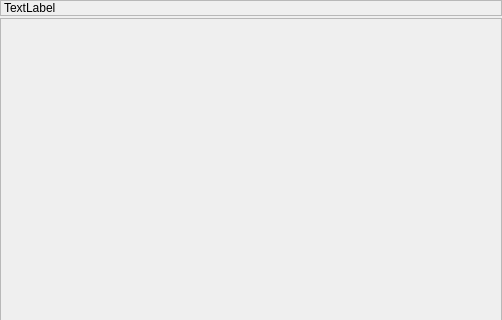
This is Viewer/src/PropertyEditor.ui in ecmwf/ecflow as Qt 5 draws it before an edit; both pictures show x 0 to 502 and y 0 to 320 of the 502 by 506 pixel window. The edited form follows.
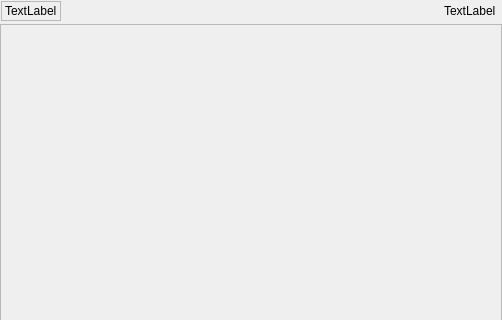
This is the edited form.

The edit to the form file:
```diff
--- a/Viewer/src/PropertyEditor.ui
+++ b/Viewer/src/PropertyEditor.ui
@@ -21,14 +21,15 @@
     <number>0</number>
    </property>
    <item>
-    <layout class="QHBoxLayout" name="horizontalLayout">
-     <property name="spacing">
-      <number>-1</number>
+    <widget class="QWidget" name="headerWidget_" native="true">
+     <layout class="QHBoxLayout" name="horizontalLayout_2">
+      <property name="margin">
+       <number>1</number>
      </property>
      <item>
       <widget class="QLabel" name="headerLabel_">
        <property name="autoFillBackground">
-        <bool>true</bool>
+         <bool>false</bool>
        </property>
        <property name="frameShape">
         <enum>QFrame::StyledPanel</enum>
@@ -41,7 +42,44 @@
        </property>
       </widget>
      </item>
-    </layout>
+      <item>
+       <spacer name="horizontalSpacer">
+        <property name="orientation">
+         <enum>Qt::Horizontal</enum>
+        </property>
+        <property name="sizeHint" stdset="0">
+         <size>
+          <width>40</width>
+          <height>20</height>
+         </size>
+        </property>
+       </spacer>
+      </item>
+      <item>
+       <widget class="QLabel" name="pixLabel_">
+        <property name="text">
+         <string>TextLabel</string>
+        </property>
+       </widget>
+      </item>
+      <item>
+       <spacer name="horizontalSpacer_2">
+        <property name="orientation">
+         <enum>Qt::Horizontal</enum>
+        </property>
+        <property name="sizeType">
+         <enum>QSizePolicy::Fixed</enum>
+        </property>
+        <property name="sizeHint" stdset="0">
+         <size>
+          <width>5</width>
+          <height>20</height>
+         </size>
+        </property>
+       </spacer>
+      </item>
+     </layout>
+    </widget>
    </item>
    <item>
     <widget class="QScrollArea" name="scArea_">
```
Lines whose indentation alone changed are shown as unchanged.
